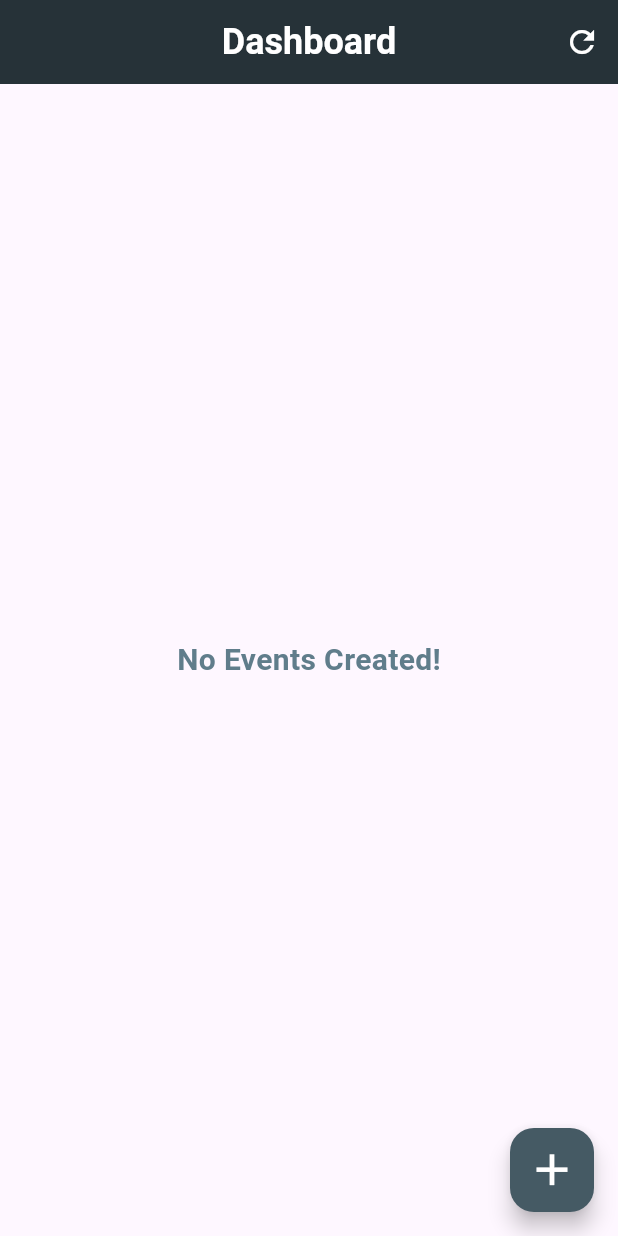
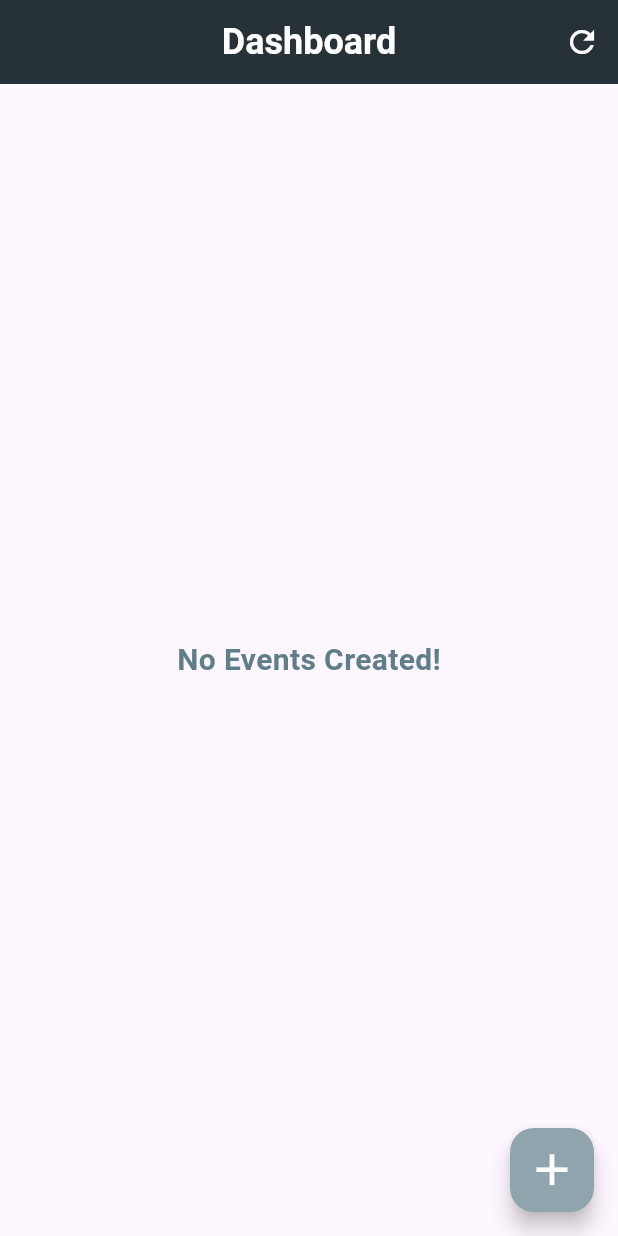
Before and after one commit to AvezChadchan/event_scheduler, a Flutter app: the AdminDashboard screen opened directly, on a phone screen of 412 x 824 dp. Run offline on Flutter 3.47's test engine with Material 3 defaults, Android fonts, the phone set to English and light mode, and no system bars; our stand-ins replace sqflite; accounts and stored records are empty.

Commit message:
refactor: Update UI styling for Admin Dashboard and EventCard

```diff
--- a/lib/screens/admin_dashboard.dart
+++ b/lib/screens/admin_dashboard.dart
@@ -123,6 +123,8 @@ class _AdminDashboardState extends State<AdminDashboard> {
               : _events.isNotEmpty
               ? RefreshIndicator(
                 onRefresh: _fetchEvents,
+                child: Container(
+                  color: Colors.blueGrey.shade900,
                   child: GridView.builder(
                     padding: const EdgeInsets.all(16),
                     gridDelegate: const SliverGridDelegateWithFixedCrossAxisCount(
@@ -140,6 +142,7 @@ class _AdminDashboardState extends State<AdminDashboard> {
                       );
                     },
                   ),
+                ),
               )
               : const Center(
                 child: Text(
@@ -153,7 +156,7 @@ class _AdminDashboardState extends State<AdminDashboard> {
               ),
       floatingActionButton: FloatingActionButton(
         onPressed: _navigateToCreateEvent,
-        backgroundColor: Colors.blueGrey.shade700,
+        backgroundColor: Colors.blueGrey.shade300,
         child: const Icon(Icons.add, size: 35, color: Colors.white),
       ),
     );
```
Also changed, not shown: lib/widgets/eventcard.dart (+6 -4 lines). Lines whose indentation alone changed are shown as unchanged.
